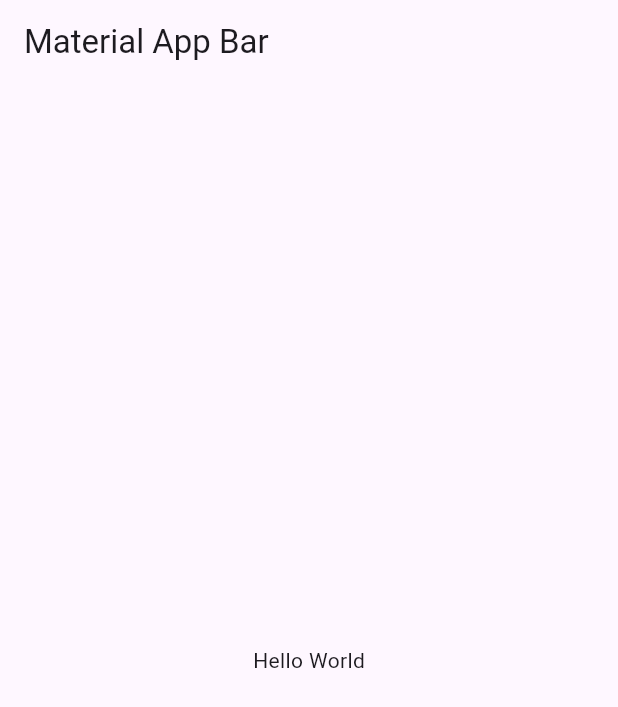
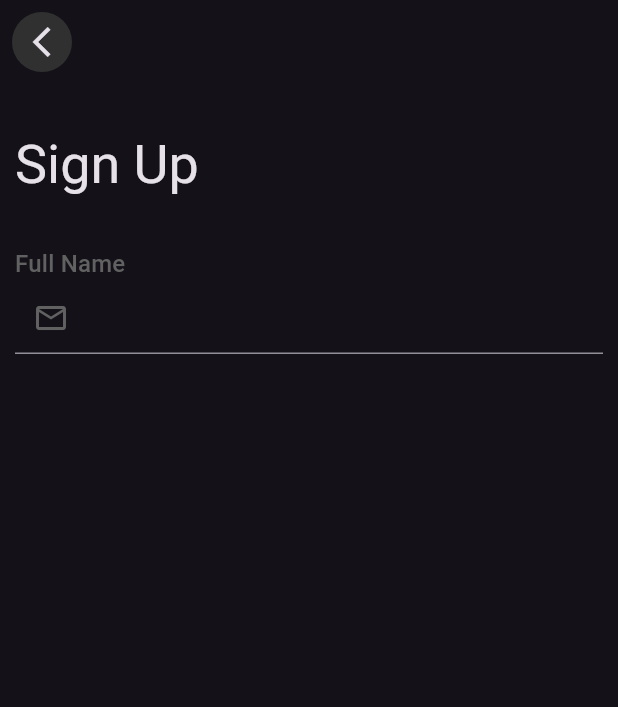
Before and after one commit to SertacN/flutter-screen-coding-projects, a Flutter app: the screen it shows after launch, on a phone screen of 412 x 824 dp. Shown: the top 707 px of the screen. Run offline on Flutter 3.47's test engine with Material 3 defaults, Android fonts, the phone set to English and light mode, and no system bars.

Commit message:
initial commit

```diff
--- /dev/null
+++ b/sign_up_page/lib/core/extension/context_extension.dart
@@ -0,0 +1,9 @@
+import 'package:flutter/material.dart';
+
+extension ContextExtension on BuildContext {}
+
+extension ThemeExtension on BuildContext {
+  ThemeData get theme => Theme.of(this);
+  TextTheme get textTheme => theme.textTheme;
+  ColorScheme get colorScheme => theme.colorScheme;
+}
--- /dev/null
+++ b/sign_up_page/lib/feature/sign_up_controller_mixin.dart
@@ -0,0 +1,18 @@
+import 'package:flutter/material.dart';
+import 'package:sign_up_page/feature/sign_up_view.dart';
+
+mixin SignUpControllerMixin on State<SigUpView> {
+  final TextEditingController nameController = TextEditingController();
+  final TextEditingController phoneController = TextEditingController();
+  final TextEditingController emailController = TextEditingController();
+  final TextEditingController passwordController = TextEditingController();
+
+  @override
+  void dispose() {
+    super.dispose();
+    nameController.dispose();
+    phoneController.dispose();
+    emailController.dispose();
+    passwordController.dispose();
+  }
+}
--- /dev/null
+++ b/sign_up_page/lib/feature/sign_up_keys.dart
@@ -0,0 +1,10 @@
+import 'package:flutter/material.dart';
+
+@immutable
+final class SignUpKeys {
+  const SignUpKeys._();
+
+  static const headerTitle = 'Sign Up';
+
+  static const inputName = 'Full Name';
+}
--- /dev/null
+++ b/sign_up_page/lib/feature/sign_up_padding.dart
@@ -0,0 +1,14 @@
+import 'package:flutter/material.dart';
+
+enum SignUpPadding {
+  low(10),
+  medium(20),
+  hight(32);
+
+  final double value;
+
+  const SignUpPadding(this.value);
+
+  EdgeInsets get verticalPadding => EdgeInsets.symmetric(vertical: value);
+  EdgeInsets get horizontalPadding => EdgeInsets.symmetric(horizontal: value);
+}
--- /dev/null
+++ b/sign_up_page/lib/feature/sign_up_view.dart
@@ -0,0 +1,60 @@
+import 'package:flutter/material.dart';
+import 'package:sign_up_page/core/extension/context_extension.dart';
+import 'package:sign_up_page/feature/sign_up_controller_mixin.dart';
+import 'package:sign_up_page/feature/sign_up_keys.dart';
+import 'package:sign_up_page/feature/sign_up_padding.dart';
+
+part 'widgets/sign_up_header.dart';
+
+class SigUpView extends StatefulWidget {
+  const SigUpView({super.key});
+
+  @override
+  State<SigUpView> createState() => _SigUpViewState();
+}
+
+class _SigUpViewState extends State<SigUpView> with SignUpControllerMixin {
+  @override
+  Widget build(BuildContext context) {
+    return Scaffold(
+      appBar: AppBar(
+        leading: _backButton(),
+      ),
+      body: Padding(
+        padding: SignUpPadding.low.horizontalPadding,
+        child: SingleChildScrollView(
+          child: Column(
+            crossAxisAlignment: CrossAxisAlignment.start,
+            children: [
+              const _SignUpHeader(),
+              Column(
+                crossAxisAlignment: CrossAxisAlignment.start,
+                children: [
+                  Text(SignUpKeys.inputName,
+                      style: context.textTheme.titleMedium
+                          ?.copyWith(color: Colors.grey[700])),
+                  TextField(
+                    controller: nameController,
+                    keyboardType: TextInputType.text,
+                    obscureText: false,
+                    decoration: InputDecoration(
+                        prefixIcon:
+                            Icon(Icons.mail_outline, color: Colors.grey[700])),
+                  ),
+                ],
+              ),
+            ],
+          ),
+        ),
+      ),
+    );
+  }
+
+  IconButton _backButton() {
+    return IconButton(
+        style: ButtonStyle(
+            backgroundColor: MaterialStatePropertyAll(Colors.grey[850])),
+        onPressed: () {},
+        icon: const Icon(Icons.arrow_back_ios_outlined));
+  }
+}
--- /dev/null
+++ b/sign_up_page/lib/feature/widgets/sign_up_header.dart
@@ -0,0 +1,16 @@
+part of '../sign_up_view.dart';
+
+class _SignUpHeader extends StatelessWidget {
+  const _SignUpHeader({super.key});
+
+  @override
+  Widget build(BuildContext context) {
+    return Padding(
+      padding: SignUpPadding.hight.verticalPadding,
+      child: Text(
+        SignUpKeys.headerTitle,
+        style: Theme.of(context).textTheme.displaySmall,
+      ),
+    );
+  }
+}
--- /dev/null
+++ b/sign_up_page/lib/feature/widgets/sign_up_textfield.dart
@@ -0,0 +1,28 @@
+import 'package:flutter/material.dart';
+import 'package:sign_up_page/core/extension/context_extension.dart';
+import 'package:sign_up_page/feature/sign_up_keys.dart';
+
+class SignUpTextField extends StatelessWidget {
+  const SignUpTextField({super.key});
+
+  @override
+  Widget build(BuildContext context) {
+    return Column(
+                crossAxisAlignment: CrossAxisAlignment.start,
+                children: [
+                  Text(SignUpKeys.inputName,
+                      style: context.textTheme.titleMedium
+                          ?.copyWith(color: Colors.grey[700])),
+                  TextField(
+                    controller: ,
+                    keyboardType: TextInputType.text,
+                    obscureText: false,
+
+                    decoration: InputDecoration(
+                        prefixIcon:
+                            Icon(Icons.mail_outline, color: Colors.grey[700])),
+                  ),
+                ],
+              );
+  }
+}
--- a/sign_up_page/lib/main.dart
+++ b/sign_up_page/lib/main.dart
@@ -1,4 +1,5 @@
 import 'package:flutter/material.dart';
+import 'package:sign_up_page/feature/sign_up_view.dart';
 
 void main() => runApp(const MyApp());
 
@@ -8,15 +9,8 @@ class MyApp extends StatelessWidget {
   @override
   Widget build(BuildContext context) {
     return MaterialApp(
-      title: 'Material App',
-      home: Scaffold(
-        appBar: AppBar(
-          title: const Text('Material App Bar'),
-        ),
-        body: const Center(
-          child: Text('Hello World'),
-        ),
-      ),
-    );
+        theme: ThemeData.dark(),
+        title: 'Sign Up Page',
+        home: const SigUpView());
   }
 }
```
